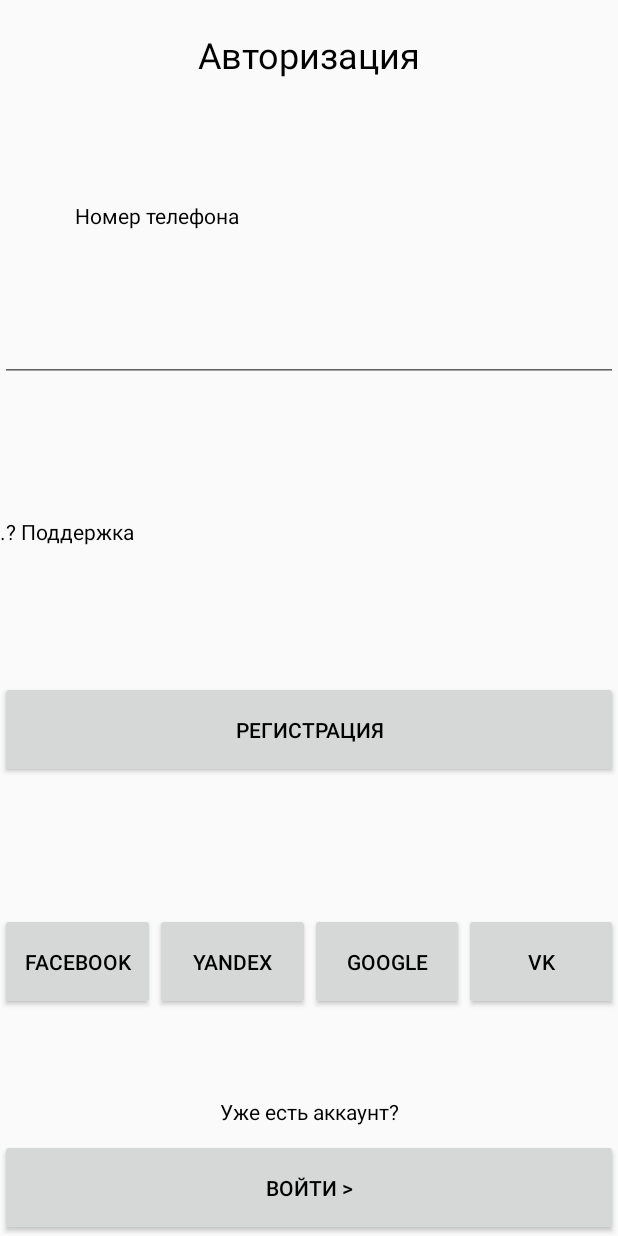
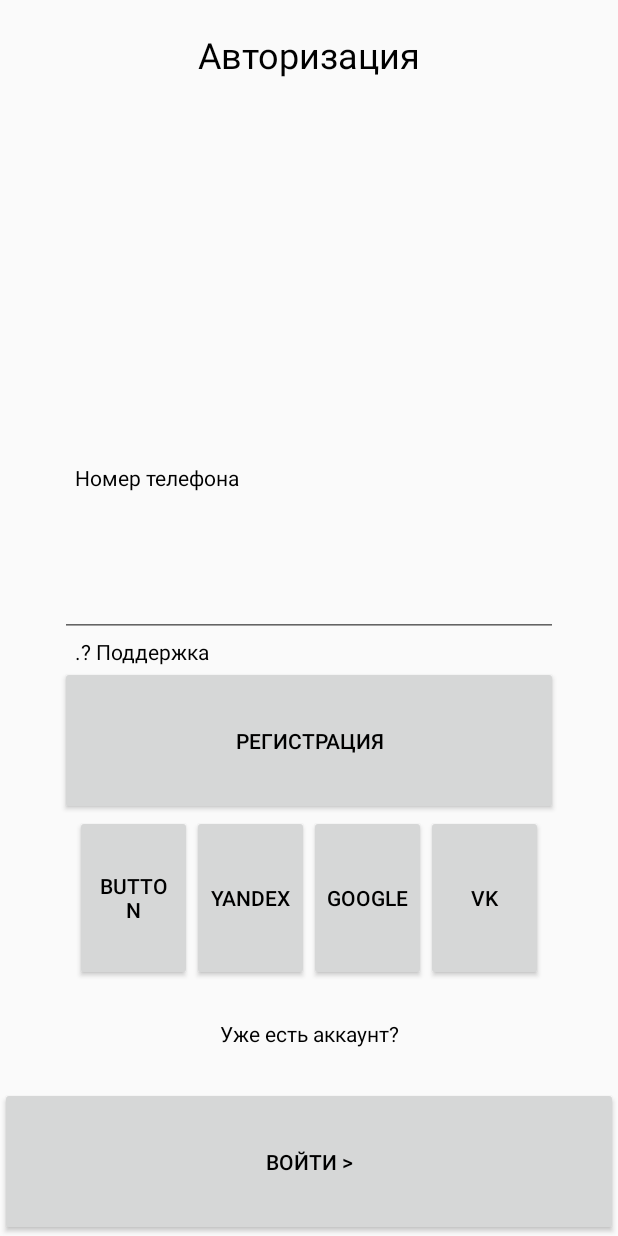
Before and after one commit to uzhvij/ambassador, an Android app: the fragment AuthorizationFragment placed in its activity, on a phone screen of 412 x 824 dp. Run offline under Robolectric (Android 15) with nearby library versions, the phone set to English and light mode, and no system bars.

Commit message:
ui update

```diff
--- a/app/src/main/res/layout/fragment_authorization.xml
+++ b/app/src/main/res/layout/fragment_authorization.xml
@@ -20,37 +20,34 @@
         android:id="@+id/textViewLabel"
         android:layout_width="match_parent"
         android:layout_height="wrap_content"
-        android:layout_marginStart="50dp"
-        android:layout_marginEnd="50dp"
+        android:layout_marginHorizontal="50dp"
         android:gravity="bottom"
         android:layout_weight="1"
         android:text="Номер телефона" />
 
     <EditText
+        android:autofillHints="000000000"
         android:id="@+id/editTextPhoneNumber"
         android:layout_width="match_parent"
         android:layout_height="wrap_content"
         android:gravity="center_vertical|center_horizontal"
         android:ems="10"
         android:layout_weight="1"
-        android:layout_marginTop="40dp"
-        android:layout_marginBottom="40dp"
+        android:layout_marginHorizontal="40dp"
         android:inputType="phone" />
 
     <TextView
         android:id="@+id/textViewHelp"
         android:layout_width="match_parent"
         android:layout_height="wrap_content"
-        android:layout_marginTop="50dp"
-        android:layout_marginBottom="50dp"
+        android:layout_marginHorizontal="50dp"
         android:text=".? Поддержка" />
 
     <Button
         android:id="@+id/buttonRegister"
         android:layout_width="match_parent"
         android:layout_height="wrap_content"
-        android:layout_marginBottom="40dp"
-        android:layout_marginTop="40dp"
+        android:layout_marginHorizontal="40dp"
         android:layout_weight="1"
         android:text="Регистрация" />
 
@@ -59,15 +56,14 @@
         android:layout_width="match_parent"
         android:layout_height="wrap_content"
         android:orientation="horizontal"
-        android:layout_marginTop="50dp"
-        android:layout_marginBottom="50dp"
+        android:layout_marginHorizontal="50dp"
         android:layout_weight="1">
         <Button
             android:id="@+id/buttonFacebook"
             android:layout_width="match_parent"
             android:layout_height="match_parent"
             android:layout_weight="1"
-            android:text="Facebook" />
+            android:text="Button" />
         <Button
             android:id="@+id/buttonYandex"
             android:layout_width="match_parent"
```
